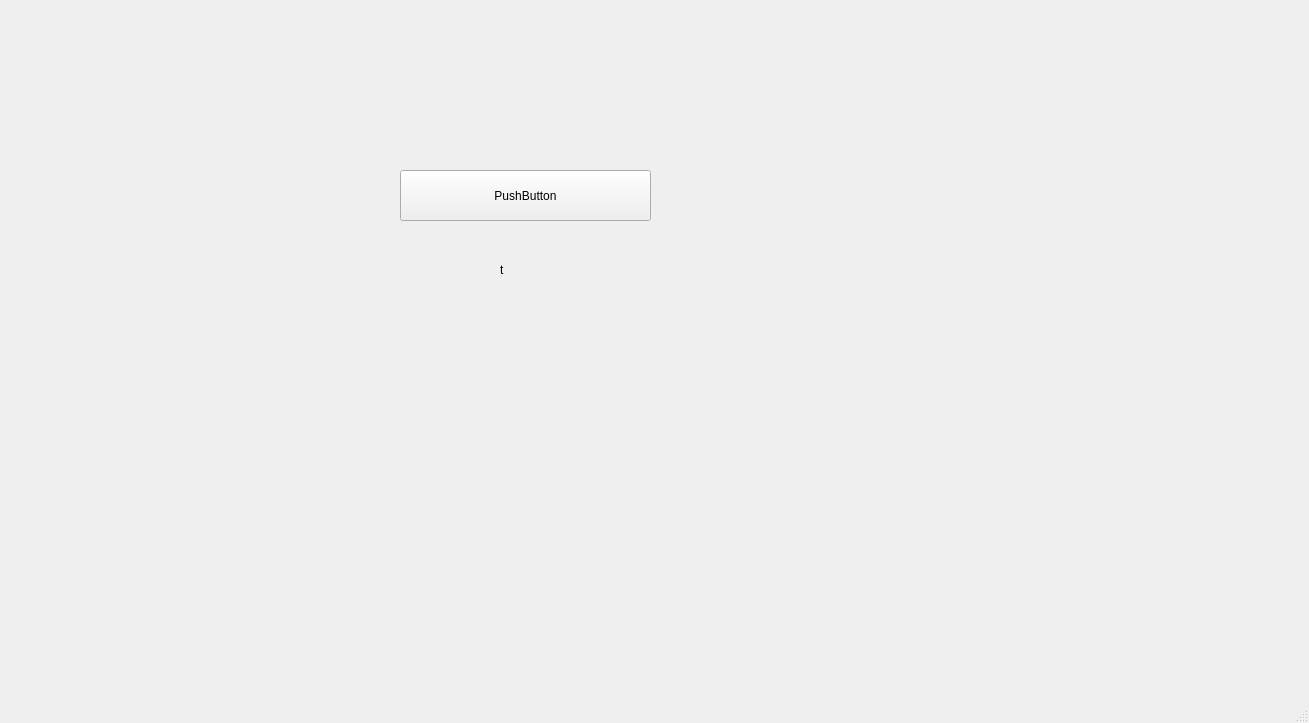
Before: the Qt Designer form m7fazty/mainwindow.ui in Roro-2004/m7fazty, drawn with Qt 5.
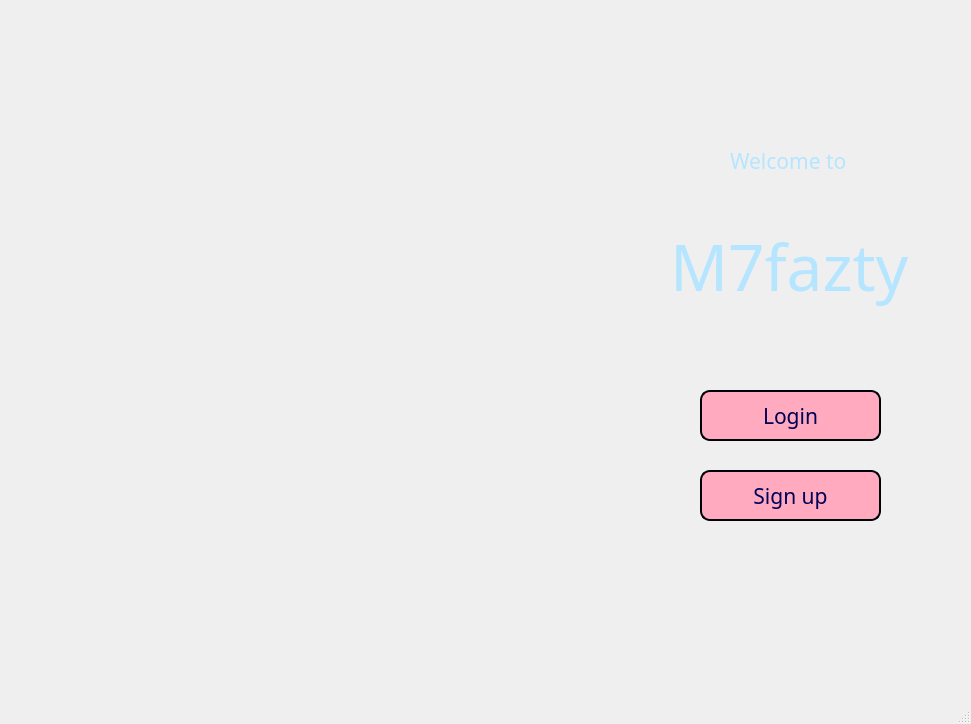
After: the same form once the commit is applied.

Commit message: login page design

```diff
--- a/m7fazty/mainwindow.ui
+++ b/m7fazty/mainwindow.ui
@@ -6,8 +6,8 @@
    <rect>
     <x>0</x>
     <y>0</y>
-    <width>1309</width>
-    <height>723</height>
+    <width>971</width>
+    <height>724</height>
    </rect>
   </property>
   <property name="windowTitle">
@@ -17,29 +17,403 @@
    <widget class="QPushButton" name="pushButton">
     <property name="geometry">
      <rect>
-      <x>400</x>
-      <y>170</y>
-      <width>251</width>
+      <x>700</x>
+      <y>390</y>
+      <width>181</width>
       <height>51</height>
      </rect>
     </property>
+    <property name="palette">
+     <palette>
+      <active>
+       <colorrole role="Button">
+        <brush brushstyle="SolidPattern">
+         <color alpha="255">
+          <red>255</red>
+          <green>170</green>
+          <blue>190</blue>
+         </color>
+        </brush>
+       </colorrole>
+       <colorrole role="ButtonText">
+        <brush brushstyle="SolidPattern">
+         <color alpha="255">
+          <red>0</red>
+          <green>0</green>
+          <blue>85</blue>
+         </color>
+        </brush>
+       </colorrole>
+       <colorrole role="Base">
+        <brush brushstyle="SolidPattern">
+         <color alpha="255">
+          <red>255</red>
+          <green>170</green>
+          <blue>190</blue>
+         </color>
+        </brush>
+       </colorrole>
+       <colorrole role="Window">
+        <brush brushstyle="SolidPattern">
+         <color alpha="255">
+          <red>255</red>
+          <green>170</green>
+          <blue>190</blue>
+         </color>
+        </brush>
+       </colorrole>
+      </active>
+      <inactive>
+       <colorrole role="Button">
+        <brush brushstyle="SolidPattern">
+         <color alpha="255">
+          <red>255</red>
+          <green>170</green>
+          <blue>190</blue>
+         </color>
+        </brush>
+       </colorrole>
+       <colorrole role="ButtonText">
+        <brush brushstyle="SolidPattern">
+         <color alpha="255">
+          <red>0</red>
+          <green>0</green>
+          <blue>85</blue>
+         </color>
+        </brush>
+       </colorrole>
+       <colorrole role="Base">
+        <brush brushstyle="SolidPattern">
+         <color alpha="255">
+          <red>255</red>
+          <green>170</green>
+          <blue>190</blue>
+         </color>
+        </brush>
+       </colorrole>
+       <colorrole role="Window">
+        <brush brushstyle="SolidPattern">
+         <color alpha="255">
+          <red>255</red>
+          <green>170</green>
+          <blue>190</blue>
+         </color>
+        </brush>
+       </colorrole>
+      </inactive>
+      <disabled>
+       <colorrole role="Button">
+        <brush brushstyle="SolidPattern">
+         <color alpha="255">
+          <red>255</red>
+          <green>170</green>
+          <blue>190</blue>
+         </color>
+        </brush>
+       </colorrole>
+       <colorrole role="Base">
+        <brush brushstyle="SolidPattern">
+         <color alpha="255">
+          <red>255</red>
+          <green>170</green>
+          <blue>190</blue>
+         </color>
+        </brush>
+       </colorrole>
+       <colorrole role="Window">
+        <brush brushstyle="SolidPattern">
+         <color alpha="255">
+          <red>255</red>
+          <green>170</green>
+          <blue>190</blue>
+         </color>
+        </brush>
+       </colorrole>
+      </disabled>
+     </palette>
+    </property>
+    <property name="font">
+     <font>
+      <family>Arial Rounded MT Bold</family>
+      <pointsize>16</pointsize>
+     </font>
+    </property>
+    <property name="styleSheet">
+     <string notr="true">QPushButton {
+    background-color: rgb(255, 170, 190);
+    border-radius: 10px;
+    border: 2px solid rgb(0, 0, 10);
+}
+
+QPushButton:hover {
+    background-color: rgba(255, 170, 190, 0.5); /* Semi-transparent background color when hovered */
+}
+
+QPushButton:pressed {
+    background-color: rgba(255, 150, 200, 0.7); /* Semi-transparent background color when pressed */
+    border: 2px solid black; /* You can customize the border for the pressed state if needed */
+}
+</string>
+    </property>
     <property name="text">
-     <string>PushButton</string>
+     <string>Login</string>
+    </property>
+   </widget>
+   <widget class="QPushButton" name="pushButton_2">
+    <property name="geometry">
+     <rect>
+      <x>700</x>
+      <y>470</y>
+      <width>181</width>
+      <height>51</height>
+     </rect>
+    </property>
+    <property name="palette">
+     <palette>
+      <active>
+       <colorrole role="Button">
+        <brush brushstyle="SolidPattern">
+         <color alpha="255">
+          <red>255</red>
+          <green>170</green>
+          <blue>190</blue>
+         </color>
+        </brush>
+       </colorrole>
+       <colorrole role="ButtonText">
+        <brush brushstyle="SolidPattern">
+         <color alpha="255">
+          <red>0</red>
+          <green>0</green>
+          <blue>89</blue>
+         </color>
+        </brush>
+       </colorrole>
+       <colorrole role="Base">
+        <brush brushstyle="SolidPattern">
+         <color alpha="255">
+          <red>255</red>
+          <green>170</green>
+          <blue>190</blue>
+         </color>
+        </brush>
+       </colorrole>
+       <colorrole role="Window">
+        <brush brushstyle="SolidPattern">
+         <color alpha="255">
+          <red>255</red>
+          <green>170</green>
+          <blue>190</blue>
+         </color>
+        </brush>
+       </colorrole>
+      </active>
+      <inactive>
+       <colorrole role="Button">
+        <brush brushstyle="SolidPattern">
+         <color alpha="255">
+          <red>255</red>
+          <green>170</green>
+          <blue>190</blue>
+         </color>
+        </brush>
+       </colorrole>
+       <colorrole role="ButtonText">
+        <brush brushstyle="SolidPattern">
+         <color alpha="255">
+          <red>0</red>
+          <green>0</green>
+          <blue>89</blue>
+         </color>
+        </brush>
+       </colorrole>
+       <colorrole role="Base">
+        <brush brushstyle="SolidPattern">
+         <color alpha="255">
+          <red>255</red>
+          <green>170</green>
+          <blue>190</blue>
+         </color>
+        </brush>
+       </colorrole>
+       <colorrole role="Window">
+        <brush brushstyle="SolidPattern">
+         <color alpha="255">
+          <red>255</red>
+          <green>170</green>
+          <blue>190</blue>
+         </color>
+        </brush>
+       </colorrole>
+      </inactive>
+      <disabled>
+       <colorrole role="Button">
+        <brush brushstyle="SolidPattern">
+         <color alpha="255">
+          <red>255</red>
+          <green>170</green>
+          <blue>190</blue>
+         </color>
+        </brush>
+       </colorrole>
+       <colorrole role="Base">
+        <brush brushstyle="SolidPattern">
+         <color alpha="255">
+          <red>255</red>
+          <green>170</green>
+          <blue>190</blue>
+         </color>
+        </brush>
+       </colorrole>
+       <colorrole role="Window">
+        <brush brushstyle="SolidPattern">
+         <color alpha="255">
+          <red>255</red>
+          <green>170</green>
+          <blue>190</blue>
+         </color>
+        </brush>
+       </colorrole>
+      </disabled>
+     </palette>
+    </property>
+    <property name="font">
+     <font>
+      <family>Arial Rounded MT Bold</family>
+      <pointsize>16</pointsize>
+     </font>
+    </property>
+    <property name="styleSheet">
+     <string notr="true">QPushButton {
+    background-color: rgb(255, 170, 190);
+    border-radius: 10px;
+    border: 2px solid rgb(0, 0, 10);
+}
+
+QPushButton:hover {
+    background-color: rgba(255, 170, 190, 0.5); /* Semi-transparent background color when hovered */
+}
+
+QPushButton:pressed {
+    background-color: rgba(255, 150, 200, 0.7); /* Semi-transparent background color when pressed */
+    border: 2px solid black; /* You can customize the border for the pressed state if needed */
+}
+</string>
+    </property>
+    <property name="text">
+     <string>Sign up</string>
     </property>
    </widget>
    <widget class="QLabel" name="label">
     <property name="geometry">
      <rect>
-      <x>500</x>
-      <y>260</y>
-      <width>63</width>
-      <height>20</height>
+      <x>730</x>
+      <y>140</y>
+      <width>161</width>
+      <height>41</height>
      </rect>
     </property>
+    <property name="palette">
+     <palette>
+      <active>
+       <colorrole role="WindowText">
+        <brush brushstyle="SolidPattern">
+         <color alpha="255">
+          <red>181</red>
+          <green>229</green>
+          <blue>255</blue>
+         </color>
+        </brush>
+       </colorrole>
+      </active>
+      <inactive>
+       <colorrole role="WindowText">
+        <brush brushstyle="SolidPattern">
+         <color alpha="255">
+          <red>181</red>
+          <green>229</green>
+          <blue>255</blue>
+         </color>
+        </brush>
+       </colorrole>
+      </inactive>
+      <disabled/>
+     </palette>
+    </property>
+    <property name="font">
+     <font>
+      <family>Arial Rounded MT Bold</family>
+      <pointsize>16</pointsize>
+     </font>
+    </property>
     <property name="text">
-     <string>t</string>
+     <string>Welcome to</string>
     </property>
    </widget>
+   <widget class="QLabel" name="label_2">
+    <property name="geometry">
+     <rect>
+      <x>670</x>
+      <y>220</y>
+      <width>301</width>
+      <height>91</height>
+     </rect>
+    </property>
+    <property name="palette">
+     <palette>
+      <active>
+       <colorrole role="WindowText">
+        <brush brushstyle="SolidPattern">
+         <color alpha="255">
+          <red>181</red>
+          <green>229</green>
+          <blue>255</blue>
+         </color>
+        </brush>
+       </colorrole>
+      </active>
+      <inactive>
+       <colorrole role="WindowText">
+        <brush brushstyle="SolidPattern">
+         <color alpha="255">
+          <red>181</red>
+          <green>229</green>
+          <blue>255</blue>
+         </color>
+        </brush>
+       </colorrole>
+      </inactive>
+      <disabled/>
+     </palette>
+    </property>
+    <property name="font">
+     <font>
+      <family>Arial Rounded MT Bold</family>
+      <pointsize>48</pointsize>
+     </font>
+    </property>
+    <property name="text">
+     <string>M7fazty</string>
+    </property>
+   </widget>
+   <widget class="QLabel" name="label_bg">
+    <property name="geometry">
+     <rect>
+      <x>10</x>
+      <y>0</y>
+      <width>951</width>
+      <height>651</height>
+     </rect>
+    </property>
+    <property name="text">
+     <string/>
+    </property>
+   </widget>
+   <zorder>label_bg</zorder>
+   <zorder>pushButton</zorder>
+   <zorder>pushButton_2</zorder>
+   <zorder>label</zorder>
+   <zorder>label_2</zorder>
   </widget>
   <widget class="QMenuBar" name="menubar">
    <property name="geometry">
```
Left out of the diff: 2 changed lines with no effect on the pictures. The commit also changes 5 other files.
